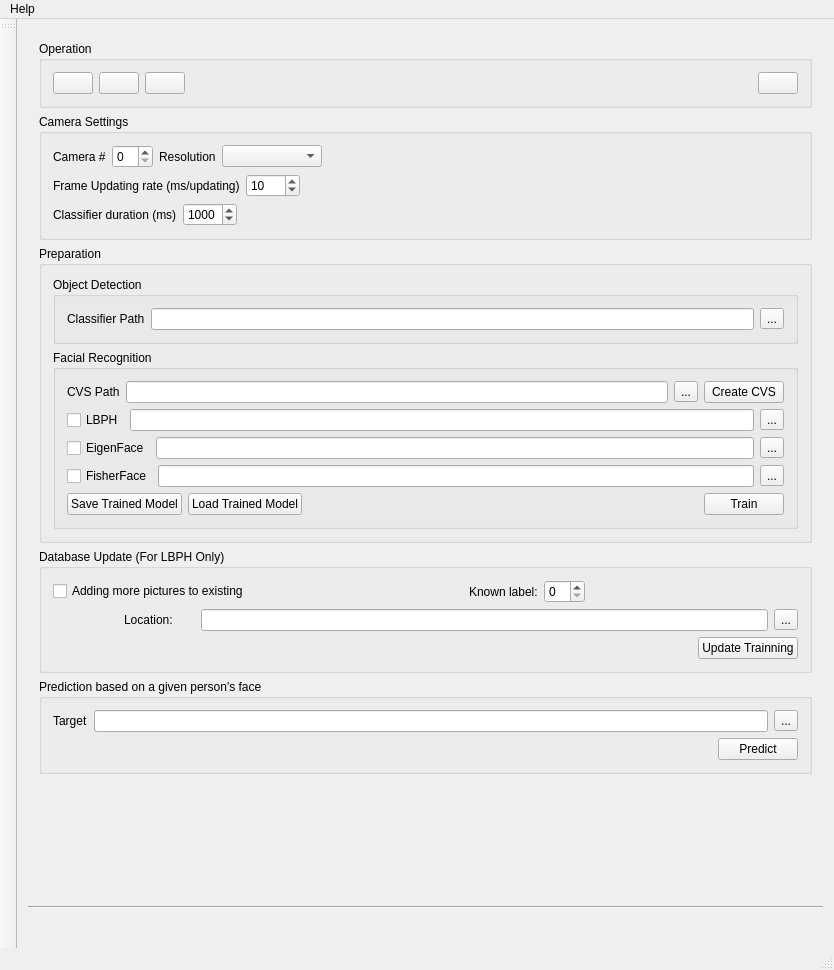
The window that recognizer.ui (windsice/Facial-Recognition) describes before a commit, drawn with Qt 5.
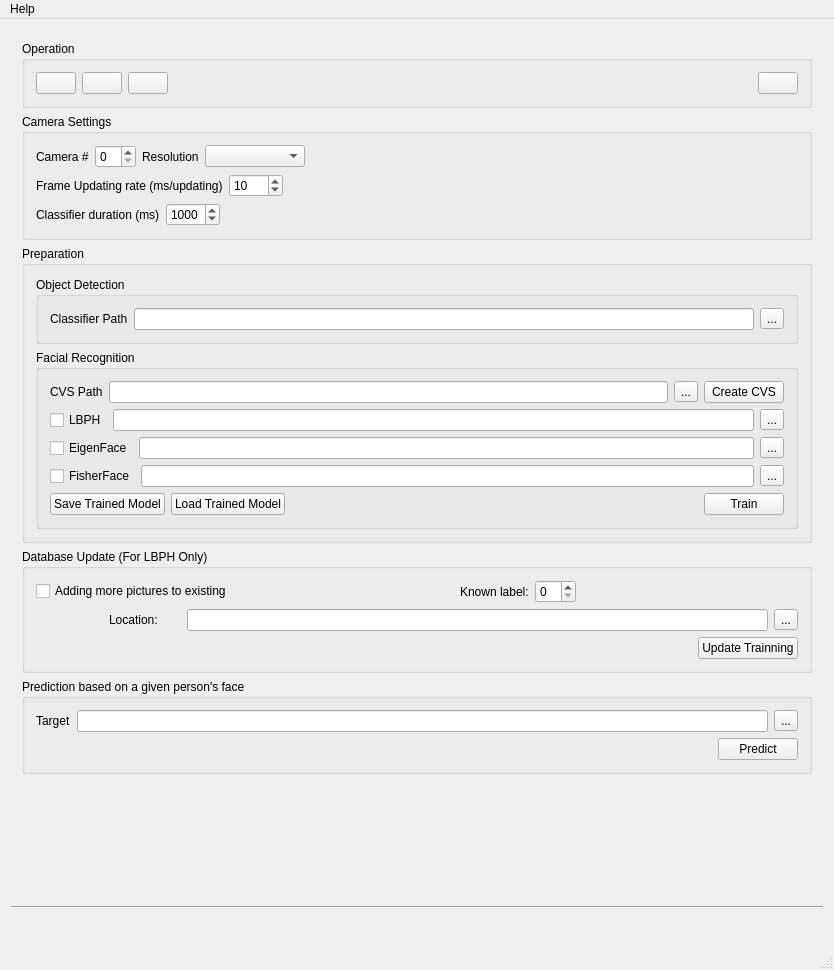
The same window after the commit. Icons and pictures are not drawn.

```diff
--- a/recognizer.ui
+++ b/recognizer.ui
@@ -758,14 +758,6 @@
    </widget>
    <addaction name="menuHelp"/>
   </widget>
-  <widget class="QToolBar" name="mainToolBar">
-   <attribute name="toolBarArea">
-    <enum>LeftToolBarArea</enum>
-   </attribute>
-   <attribute name="toolBarBreak">
-    <bool>false</bool>
-   </attribute>
-  </widget>
   <widget class="QStatusBar" name="statusBar"/>
   <action name="actionHelp">
    <property name="text">
```
Left out of the diff: 2 changed lines with no effect on the pictures.
